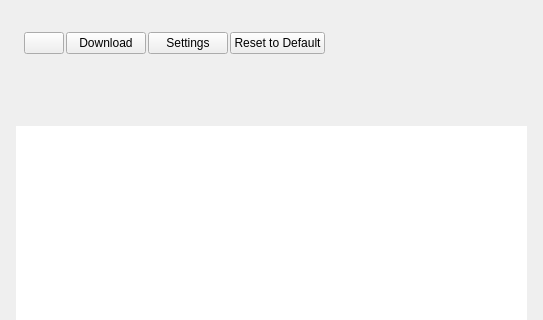
Above: vms/client/nx_vms_client_desktop/src/nx/vms/client/desktop/system_administration/widgets/logs_management_widget.ui from networkoptix/nx_open before the change; both pictures show x 0 to 543 and y 0 to 320 of the 543 by 607 pixel window. Below: the same form after it.
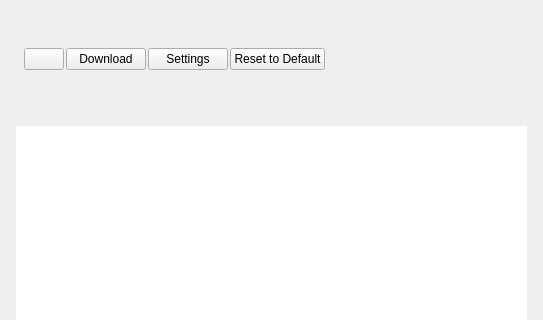
That is the form after the change. Custom widgets are drawn as their Qt base class.

Commit message: VMS-55449: Adjust header height on logs management page

Patch:
```diff
--- a/vms/client/nx_vms_client_desktop/src/nx/vms/client/desktop/system_administration/widgets/logs_management_widget.ui
+++ b/vms/client/nx_vms_client_desktop/src/nx/vms/client/desktop/system_administration/widgets/logs_management_widget.ui
@@ -52,7 +52,7 @@
                                 <number>16</number>
                             </property>
                             <property name="bottomMargin">
-                                <number>40</number>
+                                <number>16</number>
                             </property>
                             <item>
                                 <layout class="QHBoxLayout" name="horizontalLayout">
@@ -105,13 +105,6 @@
                                     </item>
                                 </layout>
                             </item>
-                            <item>
-                                <spacer name="verticalSpacer_2">
-                                    <property name="orientation">
-                                        <enum>Qt::Vertical</enum>
-                                    </property>
-                                </spacer>
-                            </item>
                         </layout>
                     </widget>
                     <widget class="QWidget" name="activePage">
```
The commit also changes 1 other file.
